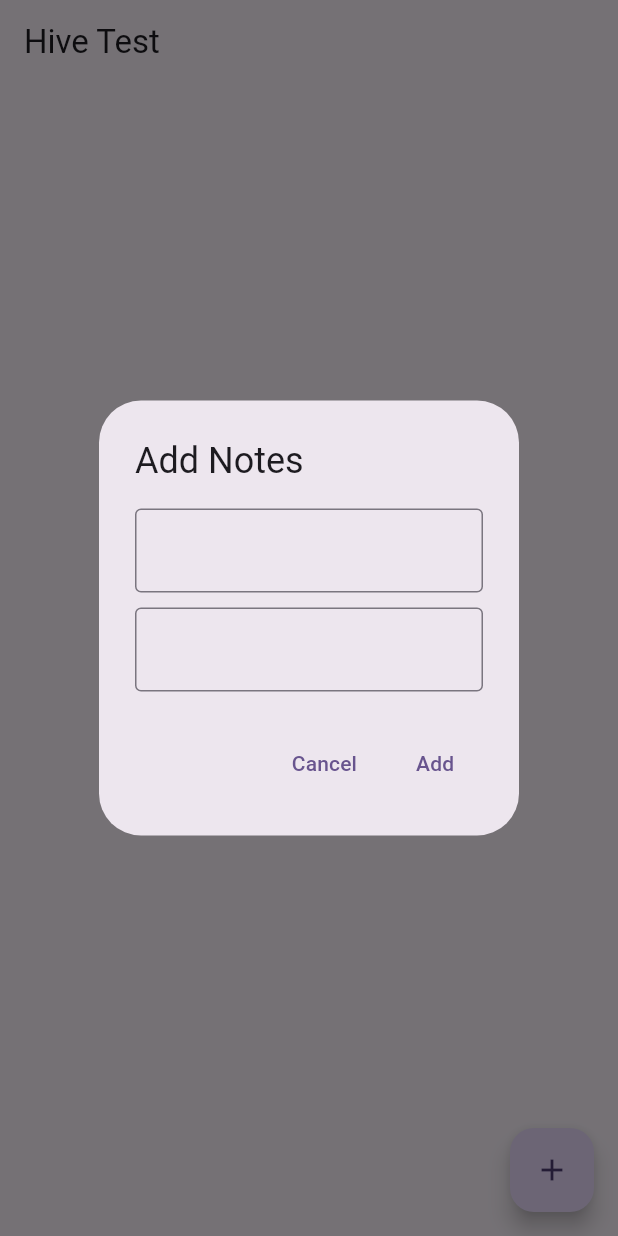
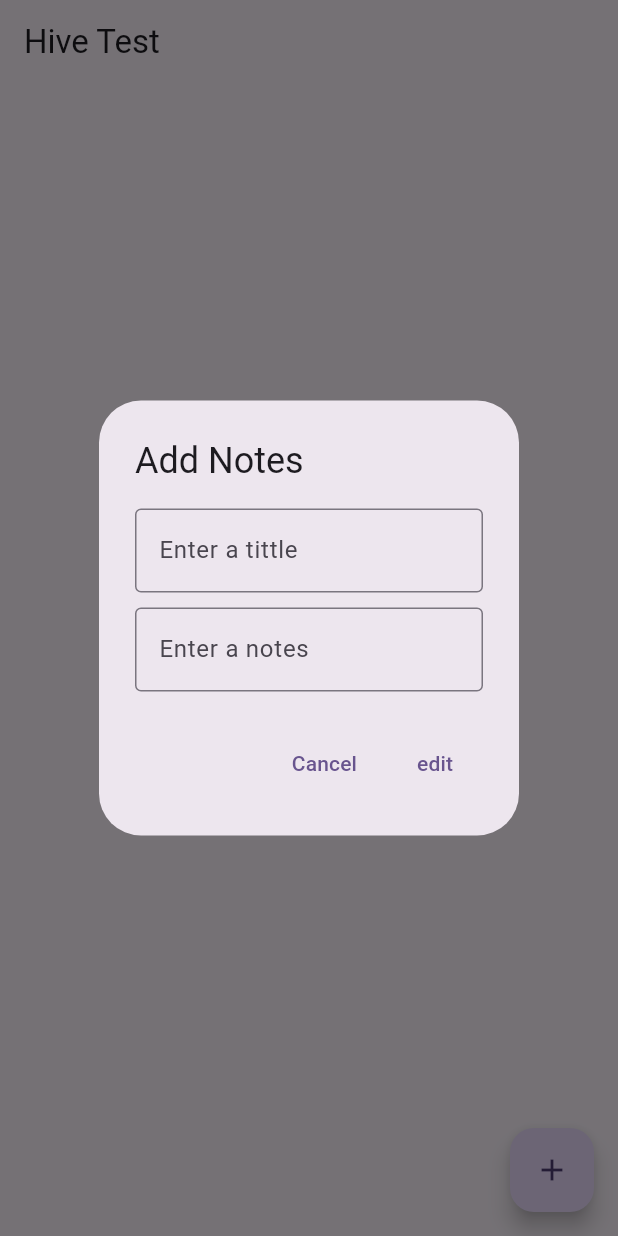
Before and after one commit to masnhebpearls/hive_tutorial, a Flutter app: the screen it shows after launch, after a tap on the "add" icon, on a phone screen of 412 x 824 dp. Run offline on Flutter 3.47's test engine with Material 3 defaults, Android fonts, the phone set to English and light mode, and no system bars; our stand-ins replace hive, hive_flutter; accounts and stored records are empty.

Commit message:
added functionalities

```diff
--- a/lib/constants/constants_helper.dart
+++ b/lib/constants/constants_helper.dart
@@ -4,6 +4,7 @@ class ConstantsHelper {
   static const addNotes = 'Add Notes';
   static const cancel = 'Cancel';
   static const add = 'Add';
+  static const edit= 'edit';
 
   static const appBarTittle = "Hive Test";
 
--- a/lib/database/database_methods.dart
+++ b/lib/database/database_methods.dart
@@ -16,37 +16,16 @@ class DatabaseMethods extends DatabaseHelper {
     await model.delete();
   }
 
-
-
-  // Future<String> getData() async {
-  //   try {
-  //     final box =  getDatabaseInitialized();
-  //     final variable = box.get('name');
-  //     if (variable != null) {
-  //       return variable;
-  //     } else {
-  //       return '';
-  //     }
-  //   } catch (e) {
-  //     return e.toString();
-  //   }
-  // }
-  //
-  // Future<void> deleteData() async {
-  //   try {
-  //     final box = await getDatabaseInitialized();
-  //     box.delete('name');
-  //   } catch (e) {
-  //     print(e);
-  //   }
-  // }
-  //
-  // Future<void> putData() async {
-  //   try {
-  //     final box = await getDatabaseInitialized();
-  //     box.put('name', 'mansh');
-  //   } catch (e) {
-  //     print(e);
-  //   }
-  // }
+  void updateTittle(NotesModel model, String newTittle)  async {
+    if (newTittle.isNotEmpty){
+      model.tittle = newTittle;
+      await model.save();
+    }
+  }
+  void updateNotes(NotesModel model, String newNotes) async {
+    if (newNotes.isNotEmpty){
+      model.notes= newNotes;
+      await model.save();
+    }
+  }
 }
--- a/lib/models/notes_model.dart
+++ b/lib/models/notes_model.dart
@@ -4,13 +4,13 @@ part 'notes_model.g.dart';
 @HiveType(typeId: 0)
 class NotesModel extends HiveObject{
   @HiveField(0)
-  final String tittle;
+  String? tittle;
 
   @HiveField(1)
-  final String notes;
+  String? notes;
 
   @HiveField(2)
-  final DateTime id;
+  DateTime? id;
 
   NotesModel({required this.tittle, required this.notes, required this.id});
 }
--- a/lib/screens/home_page.dart
+++ b/lib/screens/home_page.dart
@@ -1,10 +1,10 @@
 import 'package:flutter/material.dart';
-import 'package:hive_tutorial/constants/all_global_constants.dart';
 import 'package:hive_tutorial/constants/constants_helper.dart';
 import 'package:hive_tutorial/database/database_helper.dart';
 import 'package:hive_tutorial/database/database_methods.dart';
 import 'package:hive_tutorial/models/notes_model.dart';
 import 'package:hive_flutter/hive_flutter.dart';
+import 'package:hive_tutorial/widgets/alert_dialog.dart';
 
 class HomePage extends StatefulWidget {
   const HomePage({super.key});
@@ -14,8 +14,7 @@ class HomePage extends StatefulWidget {
 }
 
 class _HomePageState extends State<HomePage> {
-  final tittleController = TextEditingController();
-  final notesController = TextEditingController();
+
 
   @override
   Widget build(BuildContext context) {
@@ -25,43 +24,11 @@ class _HomePageState extends State<HomePage> {
           showDialog(
               context: context,
               builder: (context) {
-                return AlertDialog(
-                  title: const Text(ConstantsHelper.addNotes),
-                  content:  SingleChildScrollView(
-                    child: Column(
-                      children: [
-                        TextField(
-                            controller: tittleController,
-                            decoration: textFieldBorder),
-                        const SizedBox(
-                          height: 10,
-                        ),
-                        TextField(
-                          controller: notesController,
-                          decoration: textFieldBorder,
-                        )
-                      ],
-                    ),
-                  ),
-                  actions: [
-                    TextButton(
-                      child: const Text(ConstantsHelper.cancel),
-                      onPressed: () {
-                        Navigator.of(context).pop();
-                      },
-                    ),
-                    TextButton(
-                      child: const Text(ConstantsHelper.add),
-                      onPressed: () {
-                        DatabaseMethods().storeData(tittleController.text,
-                            notesController.text, DateTime.now());
-                        tittleController.clear();
-                        notesController.clear();
-                        Navigator.of(context).pop();
-                      },
-                    )
-                  ],
-                );
+                return  ExtendedAlertDialogue(tittle: "Enter a tittle", notes: "Enter a notes", isEdit: false, model: NotesModel(
+                  id: DateTime.now(),
+                  tittle: '',
+                  notes: ''
+                ),);
               });
         },
         child: const Icon(Icons.add),
@@ -73,17 +40,23 @@ class _HomePageState extends State<HomePage> {
         valueListenable: DatabaseHelper().getDatabaseInitialized().listenable(),
         builder: (context, box, _){
           var data = box.values.toList().cast<NotesModel>();
-
           return ListView.builder(
             itemCount: data.length,
             itemBuilder: (context, index){
-              print("data is ${data[index].tittle}");
               return Padding(
                 padding: const EdgeInsets.all(12.0),
                 child: Dismissible(
                   key: UniqueKey(),
                   onDismissed: (direction) {
                     DatabaseMethods().deleteData(data[index]);
+                  },
+                  child: InkWell(
+                    onLongPress: () async {
+                      await showDialog(
+                          context: context,
+                          builder: (context) {
+                            return ExtendedAlertDialogue(tittle: data[index].tittle!, notes: data[index].notes!, isEdit: true, model: data[index],);
+                          });
                     },
                     child: Card(
                       color: Colors.white,
@@ -103,6 +76,7 @@ class _HomePageState extends State<HomePage> {
                       ),
                     ),
                   ),
+                ),
               );
             },
 
--- /dev/null
+++ b/lib/widgets/alert_dialog.dart
@@ -0,0 +1,74 @@
+import 'package:flutter/material.dart';
+import 'package:hive_tutorial/models/notes_model.dart';
+
+import '../constants/all_global_constants.dart';
+import '../constants/constants_helper.dart';
+import '../database/database_methods.dart';
+
+class ExtendedAlertDialogue extends StatefulWidget {
+  const ExtendedAlertDialogue({super.key, required this.tittle, required this.notes, required this.isEdit, required this.model} );
+  final String tittle;
+  final String notes;
+  final bool isEdit;
+  final NotesModel model;
+
+  @override
+  State<ExtendedAlertDialogue> createState() => _ExtendedAlertDialogueState();
+}
+
+class _ExtendedAlertDialogueState extends State<ExtendedAlertDialogue> {
+  NotesModel? model;
+
+  final tittleController = TextEditingController();
+
+  final notesController = TextEditingController();
+
+  @override
+  Widget build(BuildContext context) {
+    return AlertDialog(
+      title: const Text(ConstantsHelper.addNotes),
+      content:  SingleChildScrollView(
+        child: Column(
+          children: [
+            TextField(
+                controller: tittleController,
+                decoration: textFieldBorder.copyWith(
+                  hintText: widget.tittle
+                )
+
+            ),
+            const SizedBox(
+              height: 10,
+            ),
+            TextField(
+              controller: notesController,
+              decoration: textFieldBorder.copyWith(
+                hintText: widget.notes
+              ),
+            )
+          ],
+        ),
+      ),
+      actions: [
+        TextButton(
+          child:  const Text(ConstantsHelper.cancel),
+          onPressed: () {
+            Navigator.of(context).pop();
+          },
+        ),
+        TextButton(
+          onPressed: !widget.isEdit ? () {
+            DatabaseMethods().storeData(tittleController.text,
+                notesController.text, DateTime.now());
+            tittleController.clear();
+            notesController.clear();
+            Navigator.of(context).pop();
+          }:(){
+            DatabaseMethods().updateNotes(widget.model, notesController.text);
+          },
+          child: widget.isEdit ? const Text(ConstantsHelper.add): const Text(ConstantsHelper.edit),
+        )
+      ],
+    );
+  }
+}
```
Also changed, not shown: lib/models/notes_model.g.dart. Lines whose indentation alone changed are shown as unchanged.
